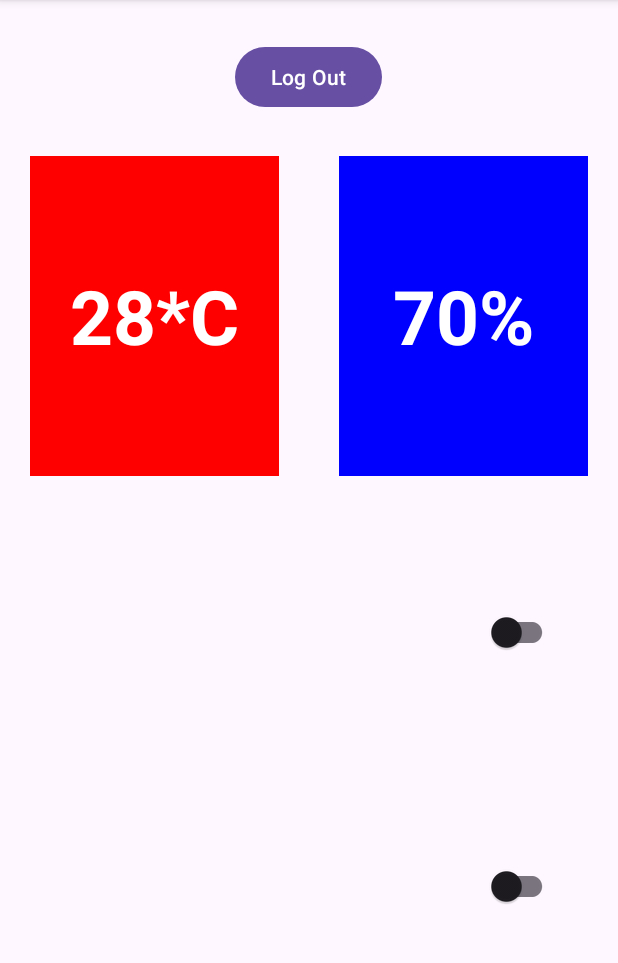
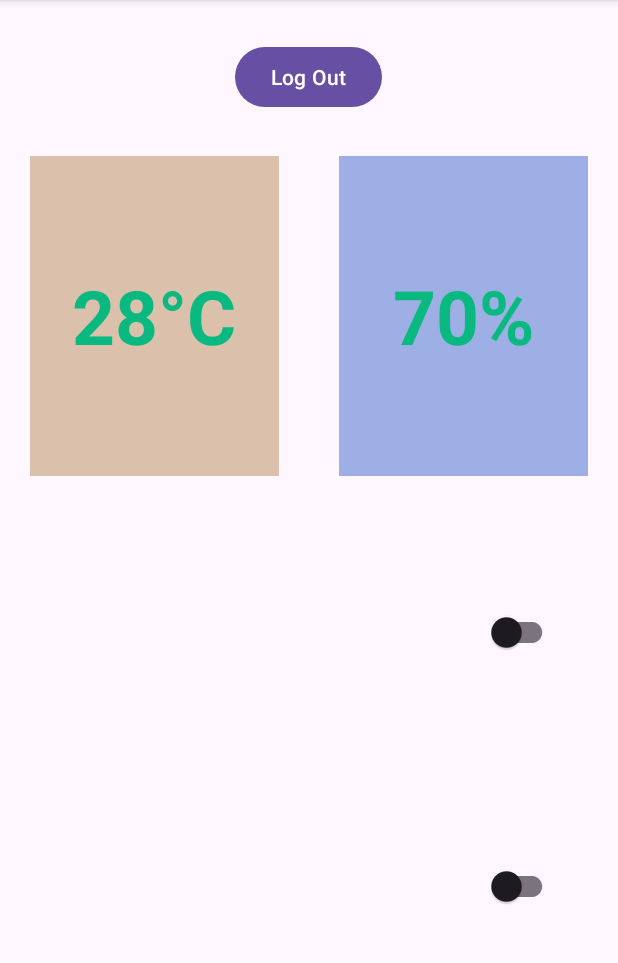
Before and after one commit to huynguyenquangce/SmartHome_Yolobit, an Android app: the screen it shows after launch once a user with an empty profile is signed in (MainActivity), on a phone screen of 412 x 824 dp, the part 96-1059 px from its top. Run offline under Robolectric (Android 15) with nearby library versions, the phone set to English and light mode, and no system bars; our stand-ins replace Firebase (no records; nobody signed in at launch, a user with empty details on screens opened directly); libraries missing offline, so code that uses them is left out: com.github.angads25.toggle, org.eclipse.paho; plain views replace LabeledSwitch; 13 statements that could not run were skipped.

Commit message:
update src

```diff
--- a/SmartHome_IOT/app/src/main/java/bku/smarthome/smarthome_iot/MainActivity.java
+++ b/SmartHome_IOT/app/src/main/java/bku/smarthome/smarthome_iot/MainActivity.java
@@ -134,7 +134,7 @@ public class MainActivity extends AppCompatActivity {
                 Log.d("TEST", topic +"***"+message.toString());
                 if(topic.contains("humi"))
                 {
-                    txtHumi.setText(message.toString()+ "RH");
+                    txtHumi.setText(message.toString()+ "%");
                 }
                 else if(topic.contains("temp"))
                 {
--- a/SmartHome_IOT/app/src/main/res/layout/activity_main.xml
+++ b/SmartHome_IOT/app/src/main/res/layout/activity_main.xml
@@ -36,11 +36,11 @@
             android:layout_width="0dp"
             android:layout_height="match_parent"
             android:layout_weight="1"
-            android:background="#ff0000"
-            android:text="28*C"
+            android:background="#DBC1AC"
+            android:text="28°C"
             android:textSize="50dp"
             android:textStyle="bold"
-            android:textColor="#ffffff"
+            android:textColor="#09B980"
             android:gravity="center"
             android:layout_margin="20dp"></TextView>
         <TextView
@@ -48,11 +48,11 @@
             android:layout_width="0dp"
             android:layout_height="match_parent"
             android:layout_weight="1"
-            android:background="#0000ff"
+            android:background="#9DAFE4"
             android:text="70%"
             android:textSize="50dp"
             android:textStyle="bold"
-            android:textColor="#ffffff"
+            android:textColor="#09B980"
             android:gravity="center"
             android:layout_margin="20dp"></TextView>
         </LinearLayout>
@@ -73,7 +73,10 @@
             app:textOn = "ON"
             app:textOff = "OFF"
             app:on="false"
-            app:colorBorder="@color/colorAccent"/>
+            app:colorOff="#D3D3D3"
+            app:colorOn="#25BA9A"
+            app:colorBorder="#FFFFFF"
+            />
     </LinearLayout>
     <LinearLayout
         android:layout_width="match_parent"
@@ -94,7 +97,11 @@
             app:textOn = "ON"
             app:textOff = "OFF"
             app:on="false"
-            app:colorBorder="@color/colorAccent"/>
+            app:colorOff="#D3D3D3"
+            app:colorOn="#25BA9A"
+            app:colorBorder="#FFFFFF"/>
+<!--            app:colorBorder="@color/colorAccent"-->
+
     </LinearLayout>
     <LinearLayout
         android:layout_width="match_parent"
```
Also changed, not shown: SmartHome_IOT/app/src/main/res/layout/activity_login.xml (+9 -1 lines), SmartHome_IOT/app/src/main/res/layout/activity_register.xml (+8 -0 lines), SmartHome_IOT/app/src/main/res/drawable/smarthome.png (added).
